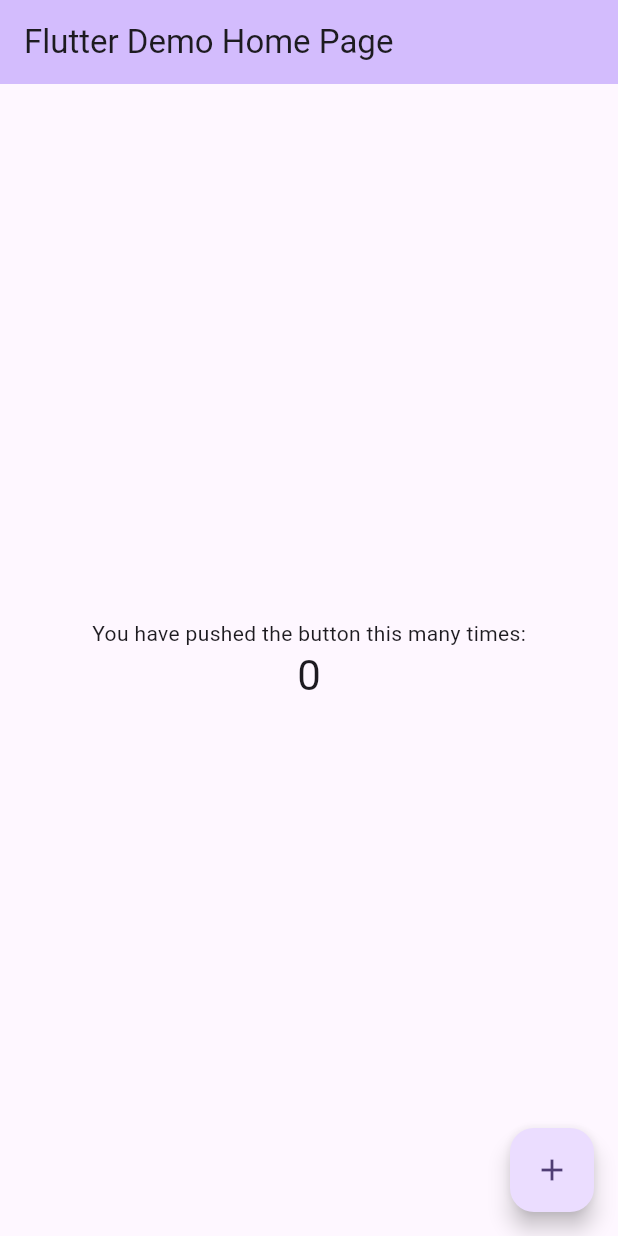
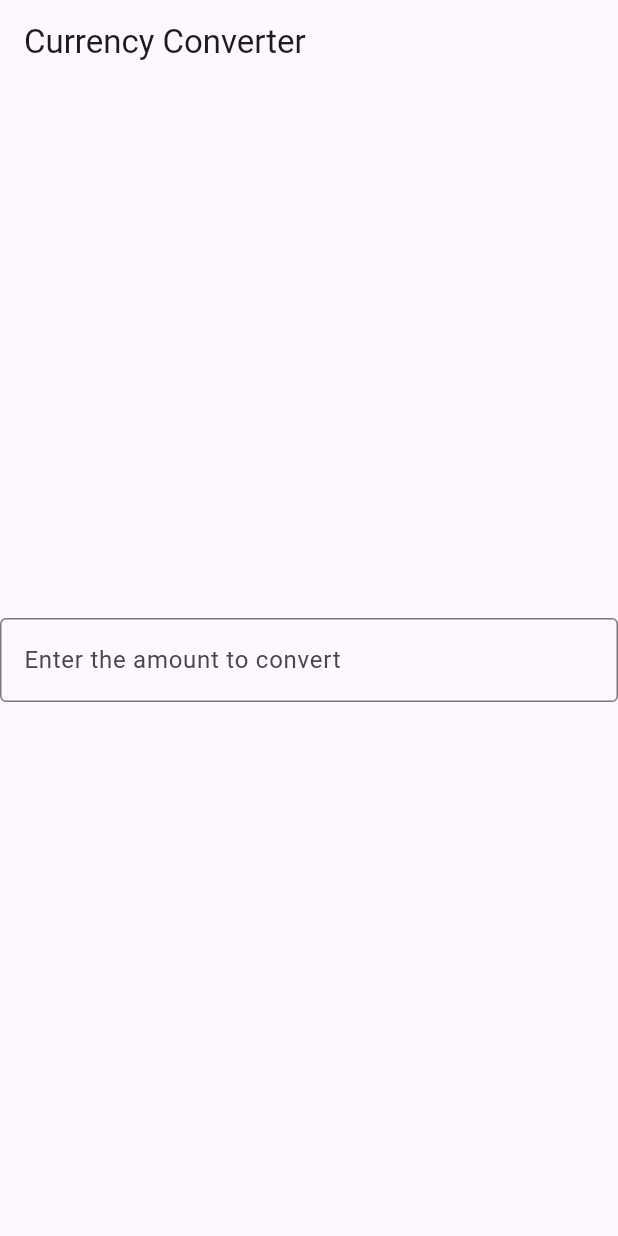
Before and after one commit to AstralTurtle/flutter-currency-converter, a Flutter app: the screen it shows after launch, on a phone screen of 412 x 824 dp. Run offline on Flutter 3.47's test engine with Material 2 defaults, Android fonts, the phone set to English and light mode, and no system bars.

Commit message:
added safearea>scaffold>[appbar>text,center>column>textfield]

```diff
--- a/currency_converter/lib/calculator_view.dart
+++ b/currency_converter/lib/calculator_view.dart
@@ -1,15 +1,33 @@
 import 'package:flutter/material.dart';
 
-class MyWidget extends StatefulWidget {
-  const MyWidget({super.key});
+class CalculatorView extends StatefulWidget {
+  const CalculatorView({super.key});
 
   @override
-  State<MyWidget> createState() => _MyWidgetState();
+  State<CalculatorView> createState() => _CalculatorViewState();
 }
 
-class _MyWidgetState extends State<MyWidget> {
+class _CalculatorViewState extends State<CalculatorView> {
+  final TextEditingController _controller = TextEditingController();
   @override
   Widget build(BuildContext context) {
-    return const Placeholder();
+    return SafeArea(
+        child: Scaffold(
+            appBar: AppBar(
+              title: const Text('Currency Converter'),
+            ),
+            body: Center(
+              child: Column(
+                  mainAxisAlignment: MainAxisAlignment.center,
+                  children: <Widget>[
+                    TextField(
+                      decoration: const InputDecoration(
+                        border: OutlineInputBorder(),
+                        labelText: 'Enter the amount to convert',
+                      ),
+                      controller: _controller,
+                    ),
+                  ]),
+            )));
   }
 }
--- a/currency_converter/lib/main.dart
+++ b/currency_converter/lib/main.dart
@@ -1,3 +1,4 @@
+import 'package:currency_converter/calculator_view.dart';
 import 'package:flutter/material.dart';
 
 void main() {
@@ -31,7 +32,7 @@ class MyApp extends StatelessWidget {
         colorScheme: ColorScheme.fromSeed(seedColor: Colors.deepPurple),
         useMaterial3: true,
       ),
-      home: const MyHomePage(title: 'Flutter Demo Home Page'),
+      home: const CalculatorView(),
     );
   }
 }
```
